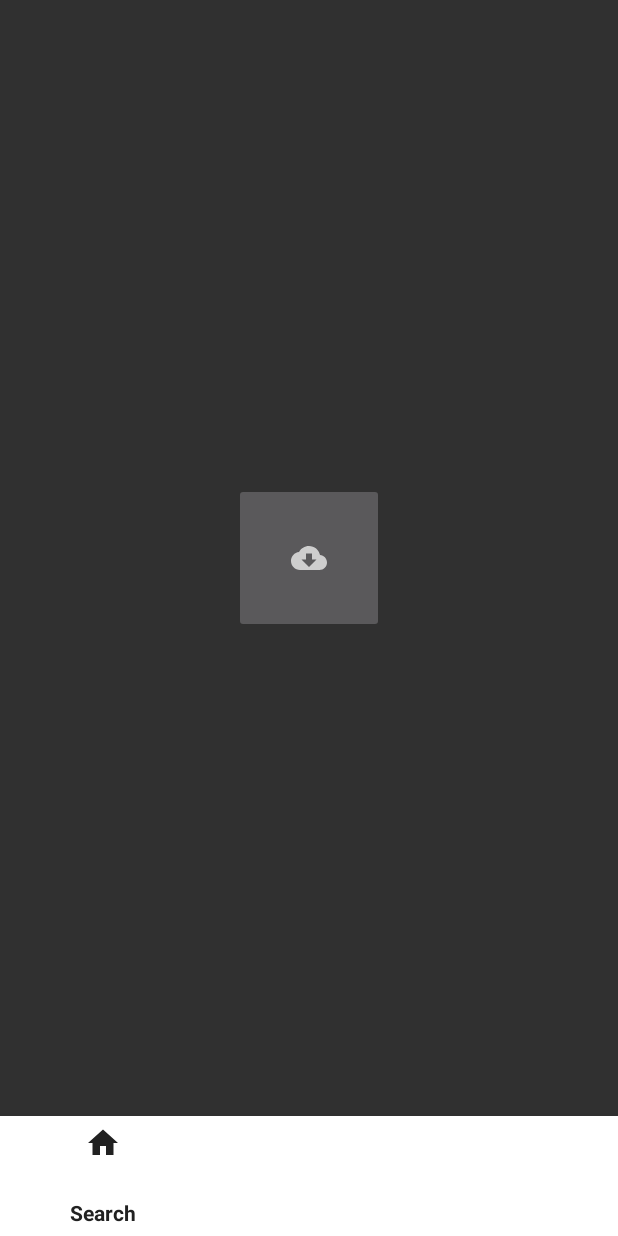
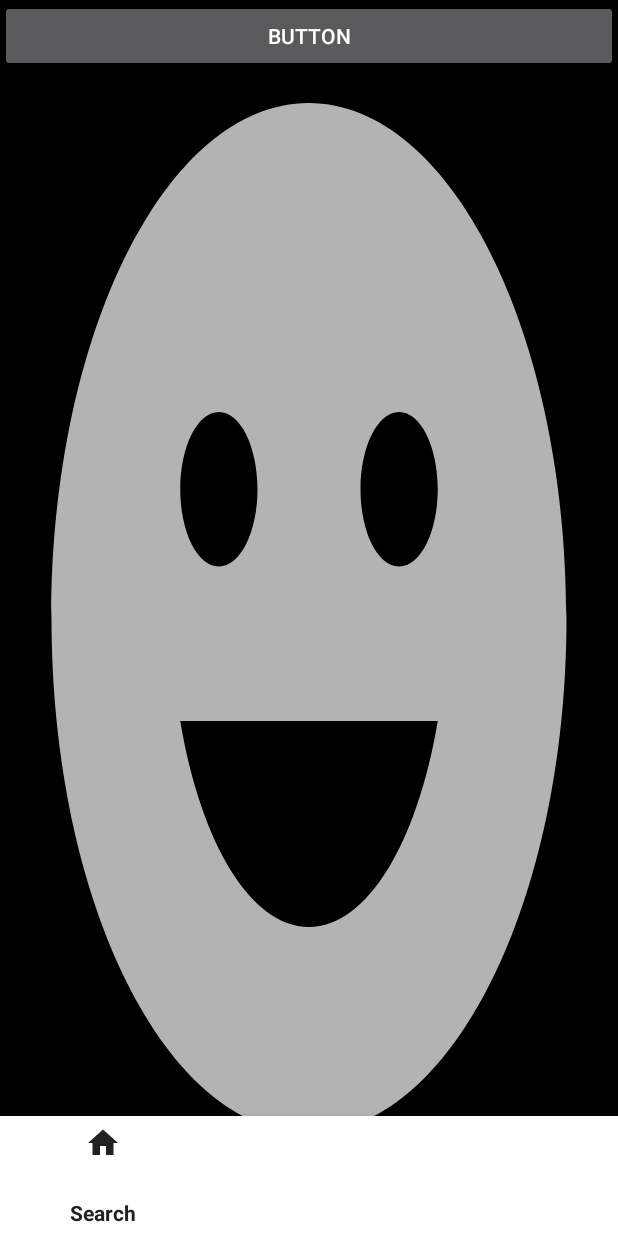
Before and after one commit to chanhee0218/SmartApp, an Android app: the fragment SecondFragment placed in its activity, on a phone screen of 412 x 824 dp. Run offline under Robolectric (Android 15) with nearby library versions, the phone set to English and light mode, and no system bars; libraries missing offline, so code that uses them is left out: com.yongbeam.y_photopicker, gun0912.tedbottompicker.

Commit message:
final commit

```diff
--- a/app/build.gradle
+++ b/app/build.gradle
@@ -26,12 +26,13 @@ dependencies {
     implementation fileTree(dir: "libs", include: ["*.jar"])
     implementation 'androidx.appcompat:appcompat:1.2.0'
     implementation 'androidx.constraintlayout:constraintlayout:2.0.4'
-    implementation 'com.google.android.material:material:1.3.0-alpha03'
+    implementation 'com.google.android.material:material:1.3.0-alpha04'
     implementation 'androidx.legacy:legacy-support-v4:1.0.0'
     implementation 'gun0912.ted:tedbottompicker:1.0.4'
     implementation 'com.github.yongbeam:Android-Y-PhotoPicker:1.0.0'
-    implementation 'com.squareup.retrofit2:retrofit:2.4.0'
+    implementation 'com.squareup.retrofit2:retrofit:2.5.0'
     implementation 'com.squareup.retrofit2:converter-gson:2.1.0'
+    implementation 'com.squareup.retrofit2:converter-scalars:2.5.0'
     testImplementation 'junit:junit:4.12'
     androidTestImplementation 'androidx.test.ext:junit:1.1.2'
     androidTestImplementation 'androidx.test.espresso:espresso-core:3.3.0'
--- a/app/src/main/java/com/example/suapp/RetroClient.java
+++ b/app/src/main/java/com/example/suapp/RetroClient.java
@@ -4,7 +4,7 @@ import retrofit2.Retrofit;
 import retrofit2.converter.gson.GsonConverterFactory;
 
 public class RetroClient {
-    private static final String BASE_URL="";
+    private static final String BASE_URL="http://3.35.16.85:20000";
     private static RetroClient myclient;
     private Retrofit retrofit;
     private RetroClient(){
--- /dev/null
+++ b/app/src/main/java/com/example/suapp/RetrofitHellper.java
@@ -0,0 +1,10 @@
+package com.example.suapp;
+
+import retrofit2.Call;
+import retrofit2.http.GET;
+
+public interface RetrofitHellper {
+    final String Base_URL="http://3.35.16.85:20000/";
+    @GET("/")
+    Call<String> Auth();
+}
--- /dev/null
+++ b/app/src/main/res/drawable/ic_baseline_emoji_emotions_24.xml
@@ -0,0 +1,10 @@
+<vector xmlns:android="http://schemas.android.com/apk/res/android"
+    android:width="24dp"
+    android:height="24dp"
+    android:viewportWidth="24"
+    android:viewportHeight="24"
+    android:tint="?attr/colorControlNormal">
+  <path
+      android:fillColor="@android:color/white"
+      android:pathData="M11.99,2C6.47,2 2,6.48 2,12c0,5.52 4.47,10 9.99,10C17.52,22 22,17.52 22,12C22,6.48 17.52,2 11.99,2zM8.5,8C9.33,8 10,8.67 10,9.5S9.33,11 8.5,11S7,10.33 7,9.5S7.67,8 8.5,8zM12,18c-2.28,0 -4.22,-1.66 -5,-4h10C16.22,16.34 14.28,18 12,18zM15.5,11c-0.83,0 -1.5,-0.67 -1.5,-1.5S14.67,8 15.5,8S17,8.67 17,9.5S16.33,11 15.5,11z"/>
+</vector>
--- a/app/src/main/res/layout/fragment_second.xml
+++ b/app/src/main/res/layout/fragment_second.xml
@@ -1,5 +1,5 @@
 <?xml version="1.0" encoding="utf-8"?>
-<androidx.constraintlayout.widget.ConstraintLayout xmlns:android="http://schemas.android.com/apk/res/android"
+<LinearLayout xmlns:android="http://schemas.android.com/apk/res/android"
     xmlns:tools="http://schemas.android.com/tools"
     android:layout_width="match_parent"
     android:layout_height="match_parent"
@@ -7,14 +7,39 @@
     tools:context=".SecondFragment">
 
     <!-- TODO: Update blank fragment layout -->
-    <ImageButton
-        android:layout_width="100dp"
-        android:layout_height="100dp"
-        app:layout_constraintLeft_toLeftOf="parent"
-        app:layout_constraintRight_toRightOf="parent"
-        app:layout_constraintTop_toTopOf="parent"
-        app:layout_constraintBottom_toBottomOf="parent"
-        android:src="@drawable/ic_baseline_cloud_download_24"
-        android:id="@+id/imgbutton"/>
+    <VideoView
+        android:layout_width="match_parent"
+        android:layout_height="match_parent"
+        android:layout_weight="1"
+        android:text="Hello World!"
+        android:id="@+id/videoview"
+        />
 
-</androidx.constraintlayout.widget.ConstraintLayout>
+    <Button
+        android:layout_width="match_parent"
+        android:layout_height="wrap_content"
+        android:text="Button"
+        android:id="@+id/retrobtn"
+        />
+    <LinearLayout
+        android:layout_width="match_parent"
+        android:layout_height="wrap_content">
+
+        <Button
+            android:id="@+id/run"
+            android:layout_width="wrap_content"
+            android:layout_height="wrap_content"
+            android:layout_weight="1"
+            android:onClick="StartButton"
+            android:text="재생" />
+
+        <Button
+            android:id="@+id/stop"
+            android:layout_width="wrap_content"
+            android:layout_height="wrap_content"
+            android:layout_weight="1"
+            android:onClick="StopButton"
+            android:text="스탑" />
+    </LinearLayout>
+
+</LinearLayout>
--- a/app/src/main/res/values/styles.xml
+++ b/app/src/main/res/values/styles.xml
@@ -7,4 +7,8 @@
         <item name="colorAccent">@color/colorAccent</item>
     </style>
 
+    <style name="SplashTheme" parent="Theme.AppCompat.NoActionBar">
+        <item name="android:windowBackground" > @drawable/ic_baseline_emoji_emotions_24</item>
+    </style>
+
 </resources>
```
Also changed, not shown: app/src/main/AndroidManifest.xml (+15 -11 lines), app/src/main/java/com/example/suapp/Api.java (+4 -3 lines), app/src/main/java/com/example/suapp/FirstFragment.java (+21 -4 lines), app/src/main/java/com/example/suapp/SecondFragment.java (+80 -20 lines), app/src/main/java/com/example/suapp/SplashActivity.java (added, +20 -0 lines), app/src/main/java/com/example/suapp/getRetrofit.java (added, +13 -0 lines), app/src/main/res/layout/activity_splash.xml (added, +9 -0 lines).
